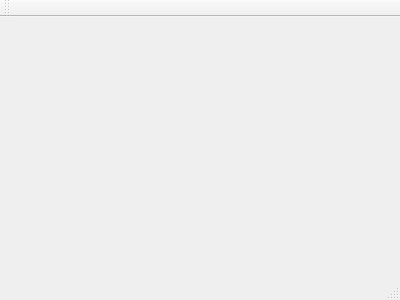
Qt form QtProject/mainwindow.ui (777AvEnGeR777/project) before a commit.
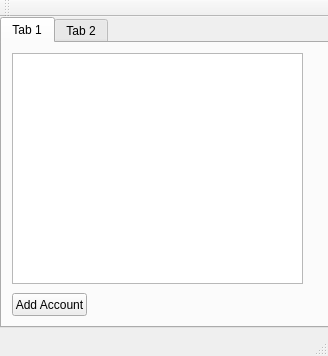
The same form after that commit.

Commit message: create account

Diff of the .ui file:
```diff
--- a/QtProject/mainwindow.ui
+++ b/QtProject/mainwindow.ui
@@ -1,24 +1,86 @@
 <ui version="4.0">
  <class>MainWindow</class>
- <widget class="QMainWindow" name="MainWindow" >
-  <property name="geometry" >
+ <widget class="QMainWindow" name="MainWindow">
+  <property name="geometry">
    <rect>
     <x>0</x>
     <y>0</y>
-    <width>400</width>
-    <height>300</height>
+    <width>328</width>
+    <height>356</height>
    </rect>
   </property>
   <property name="windowTitle" >
    <string>MainWindow</string>
   </property>
-  <widget class="QMenuBar" name="menuBar" />
-  <widget class="QToolBar" name="mainToolBar" />
-  <widget class="QWidget" name="centralWidget" />
-  <widget class="QStatusBar" name="statusBar" />
+  <widget class="QWidget" name="centralWidget">
+   <widget class="QTabWidget" name="tabWidget">
+    <property name="geometry">
+     <rect>
+      <x>0</x>
+      <y>0</y>
+      <width>341</width>
+      <height>311</height>
+     </rect>
+    </property>
+    <property name="currentIndex">
+     <number>0</number>
+    </property>
+    <widget class="QWidget" name="tab">
+     <attribute name="title">
+      <string>Tab 1</string>
+     </attribute>
+     <widget class="QListView" name="listView">
+      <property name="geometry">
+       <rect>
+        <x>10</x>
+        <y>10</y>
+        <width>291</width>
+        <height>231</height>
+       </rect>
+      </property>
+     </widget>
+     <widget class="QPushButton" name="button_addaccount">
+      <property name="geometry">
+       <rect>
+        <x>10</x>
+        <y>250</y>
+        <width>75</width>
+        <height>23</height>
+       </rect>
+      </property>
+      <property name="text">
+       <string>Add Account</string>
+      </property>
+     </widget>
+    </widget>
+    <widget class="QWidget" name="tab_2">
+     <attribute name="title">
+      <string>Tab 2</string>
+     </attribute>
+    </widget>
+   </widget>
+  </widget>
+  <widget class="QMenuBar" name="menuBar">
+   <property name="geometry">
+    <rect>
+     <x>0</x>
+     <y>0</y>
+     <width>328</width>
+     <height>21</height>
+    </rect>
+   </property>
+  </widget>
+  <widget class="QToolBar" name="mainToolBar">
+   <attribute name="toolBarArea">
+    <enum>TopToolBarArea</enum>
+   </attribute>
+   <attribute name="toolBarBreak">
+    <bool>false</bool>
+   </attribute>
+  </widget>
+  <widget class="QStatusBar" name="statusBar"/>
  </widget>
- <layoutDefault spacing="6" margin="11" />
- <pixmapfunction></pixmapfunction>
+ <layoutdefault spacing="6" margin="11"/>
  <resources/>
  <connections/>
 </ui>
```
Left out of the diff: 3 changed lines with no effect on the pictures. The commit also changes 6 other files.
